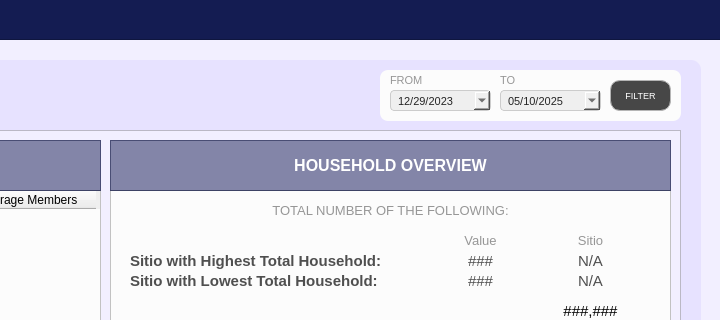
The window that Resources/UIs/MainPages/StatisticPages/household.ui (Yohhannn/Barangay-Records-Statistics-System) describes before a commit, drawn with Qt 5; both pictures show x 630 to 1350 and y 0 to 320 of the 1350 by 850 pixel window.
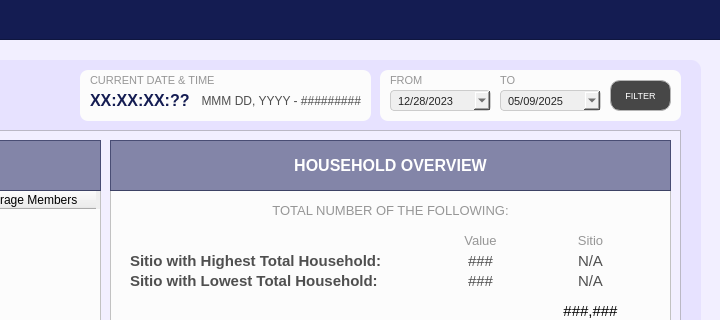
The same window after the commit. Icons and pictures are not drawn.

Commit message: Added Date and Time UI for Statistic Sub Pages

Diff of the .ui file:
```diff
--- a/Resources/UIs/MainPages/StatisticPages/household.ui
+++ b/Resources/UIs/MainPages/StatisticPages/household.ui
@@ -1610,7 +1610,7 @@
        <second>0</second>
        <year>2023</year>
        <month>12</month>
-       <day>29</day>
+       <day>28</day>
       </datetime>
      </property>
      <property name="displayFormat">
@@ -1658,7 +1658,7 @@
        <second>0</second>
        <year>2025</year>
        <month>5</month>
-       <day>10</day>
+       <day>9</day>
       </datetime>
      </property>
      <property name="displayFormat">
@@ -1729,6 +1729,145 @@
      </property>
     </widget>
    </widget>
+   <widget class="QFrame" name="demo_frameDateTime">
+    <property name="geometry">
+     <rect>
+      <x>690</x>
+      <y>10</y>
+      <width>291</width>
+      <height>51</height>
+     </rect>
+    </property>
+    <property name="styleSheet">
+     <string notr="true">#demo_frameDateTime {
+  background-color: #fcfcfc;
+  border-radius: 8px; /* Adjust the pixel value to control the roundness */
+}</string>
+    </property>
+    <property name="frameShape">
+     <enum>QFrame::Shape::StyledPanel</enum>
+    </property>
+    <property name="frameShadow">
+     <enum>QFrame::Shadow::Raised</enum>
+    </property>
+    <widget class="QLabel" name="label_total_indppl_3">
+     <property name="geometry">
+      <rect>
+       <x>20</x>
+       <y>100</y>
+       <width>231</width>
+       <height>21</height>
+      </rect>
+     </property>
+     <property name="font">
+      <font>
+       <family>Arial</family>
+       <pointsize>11</pointsize>
+       <bold>true</bold>
+      </font>
+     </property>
+     <property name="styleSheet">
+      <string notr="true">#label_total_indppl {
+	background-color: transparent;
+	color: #4f4f4f;
+}
+</string>
+     </property>
+     <property name="text">
+      <string/>
+     </property>
+     <property name="alignment">
+      <set>Qt::AlignmentFlag::AlignLeading|Qt::AlignmentFlag::AlignLeft|Qt::AlignmentFlag::AlignVCenter</set>
+     </property>
+    </widget>
+    <widget class="QLabel" name="label_datetime">
+     <property name="geometry">
+      <rect>
+       <x>10</x>
+       <y>1</y>
+       <width>161</width>
+       <height>20</height>
+      </rect>
+     </property>
+     <property name="font">
+      <font>
+       <family>Arial</family>
+       <pointsize>8</pointsize>
+      </font>
+     </property>
+     <property name="styleSheet">
+      <string notr="true">#label_datetime{
+	color: #969696;
+}</string>
+     </property>
+     <property name="text">
+      <string>&lt;html&gt;&lt;head/&gt;&lt;body&gt;&lt;p&gt;CURRENT DATE &amp;amp; TIME&lt;/p&gt;&lt;/body&gt;&lt;/html&gt;</string>
+     </property>
+     <property name="alignment">
+      <set>Qt::AlignmentFlag::AlignLeading|Qt::AlignmentFlag::AlignLeft|Qt::AlignmentFlag::AlignVCenter</set>
+     </property>
+    </widget>
+    <widget class="QLabel" name="text_time">
+     <property name="geometry">
+      <rect>
+       <x>10</x>
+       <y>20</y>
+       <width>111</width>
+       <height>21</height>
+      </rect>
+     </property>
+     <property name="font">
+      <font>
+       <family>Arial</family>
+       <pointsize>12</pointsize>
+       <bold>true</bold>
+      </font>
+     </property>
+     <property name="styleSheet">
+      <string notr="true">#text_time {
+	background-color: transparent;
+	color: #141c52;
+}
+</string>
+     </property>
+     <property name="text">
+      <string>XX:XX:XX:??</string>
+     </property>
+     <property name="alignment">
+      <set>Qt::AlignmentFlag::AlignLeading|Qt::AlignmentFlag::AlignLeft|Qt::AlignmentFlag::AlignVCenter</set>
+     </property>
+    </widget>
+    <widget class="QLabel" name="text_date">
+     <property name="geometry">
+      <rect>
+       <x>120</x>
+       <y>20</y>
+       <width>161</width>
+       <height>21</height>
+      </rect>
+     </property>
+     <property name="font">
+      <font>
+       <family>Arial</family>
+       <pointsize>9</pointsize>
+       <bold>false</bold>
+      </font>
+     </property>
+     <property name="styleSheet">
+      <string notr="true">#text_date {
+	background-color: transparent;
+	color: #4f4f4f;
+}
+</string>
+     </property>
+     <property name="text">
+      <string>MMM DD, YYYY - #########</string>
+     </property>
+     <property name="alignment">
+      <set>Qt::AlignmentFlag::AlignRight|Qt::AlignmentFlag::AlignTrailing|Qt::AlignmentFlag::AlignVCenter</set>
+     </property>
+    </widget>
+   </widget>
   </widget>
  </widget>
  <resources/>
```
The commit also changes 13 other files.
